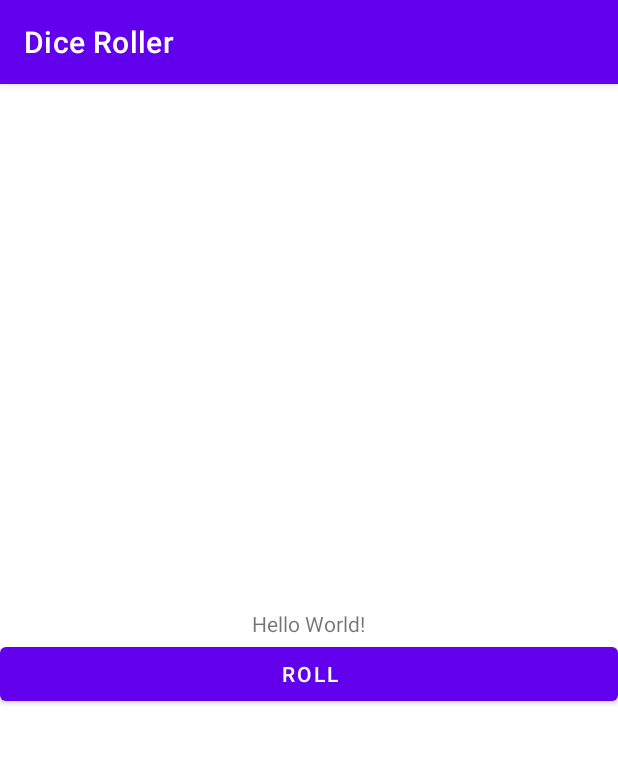
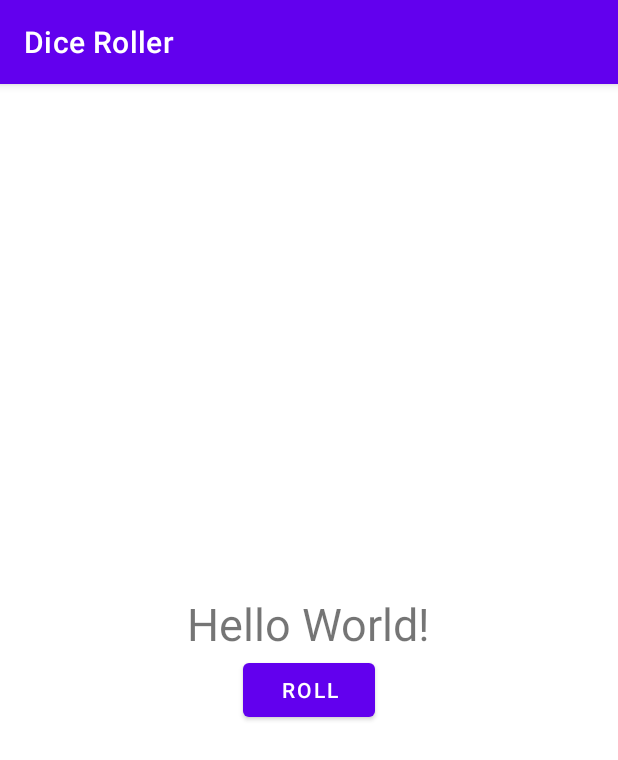
Before and after one commit to Int3ll3kt/Dice_Roller, an Android app: the screen it shows after launch (MainActivity), on a phone screen of 412 x 824 dp. Shown: the top 760 px of the screen. Run offline under Robolectric (Android 15) with nearby library versions, the phone set to English and light mode, and no system bars.

Commit message:
Completed Task 4 Adding A Button Google Android Kotlin Fundamentals

```diff
--- a/app/src/main/java/com/example/diceroller/MainActivity.kt
+++ b/app/src/main/java/com/example/diceroller/MainActivity.kt
@@ -2,10 +2,21 @@ package com.example.diceroller
 
 import androidx.appcompat.app.AppCompatActivity
 import android.os.Bundle
+import android.widget.Button
+import android.widget.Toast
 
 class MainActivity : AppCompatActivity() {
     override fun onCreate(savedInstanceState: Bundle?) {
         super.onCreate(savedInstanceState)
         setContentView(R.layout.activity_main)
+
+        val rollButton: Button = findViewById(R.id.roll_button)
+        rollButton.setOnClickListener { rollDice() }
+
+    }
+
+    private fun rollDice(){
+        Toast.makeText(this, "button clicked", Toast.LENGTH_SHORT).show()
+
     }
 }
--- a/app/src/main/res/layout/activity_main.xml
+++ b/app/src/main/res/layout/activity_main.xml
@@ -13,10 +13,12 @@
         android:layout_width="wrap_content"
         android:layout_height="wrap_content"
         android:text="Hello World!"
+        android:textSize="30sp"
         android:layout_gravity="center_horizontal"/>
 
     <Button
-        android:layout_width="match_parent"
+        android:id="@+id/roll_button"
+        android:layout_width="wrap_content"
         android:layout_height="wrap_content"
         android:text="@string/roll_label"
         android:layout_gravity="center_horizontal"/>
```
